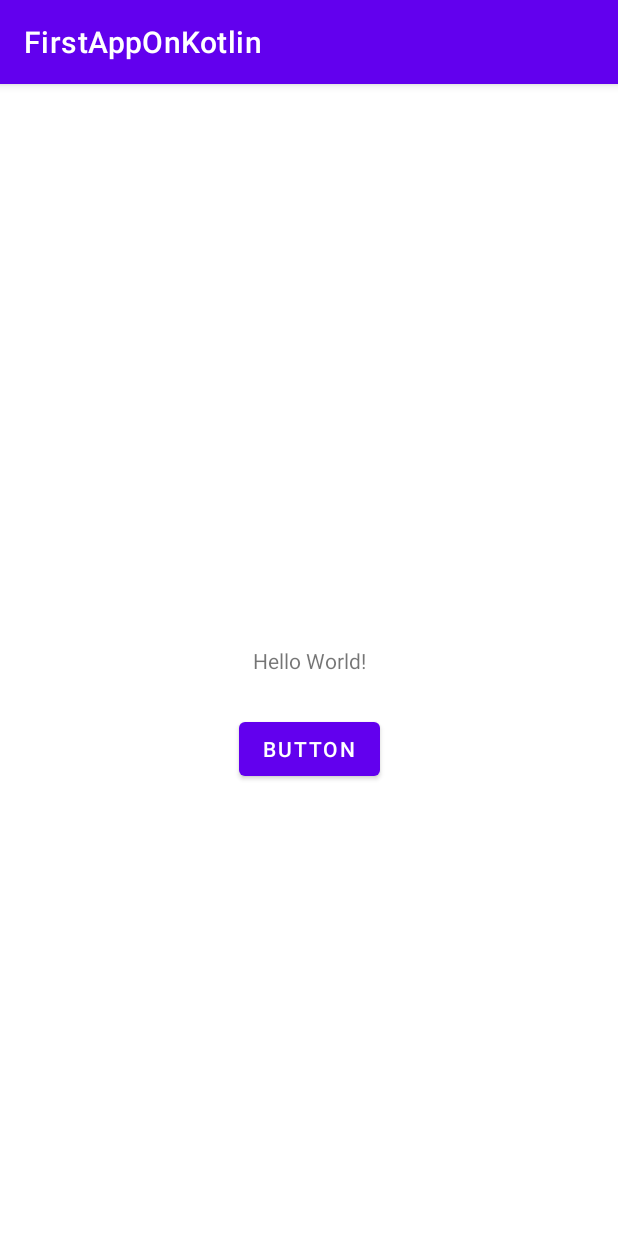
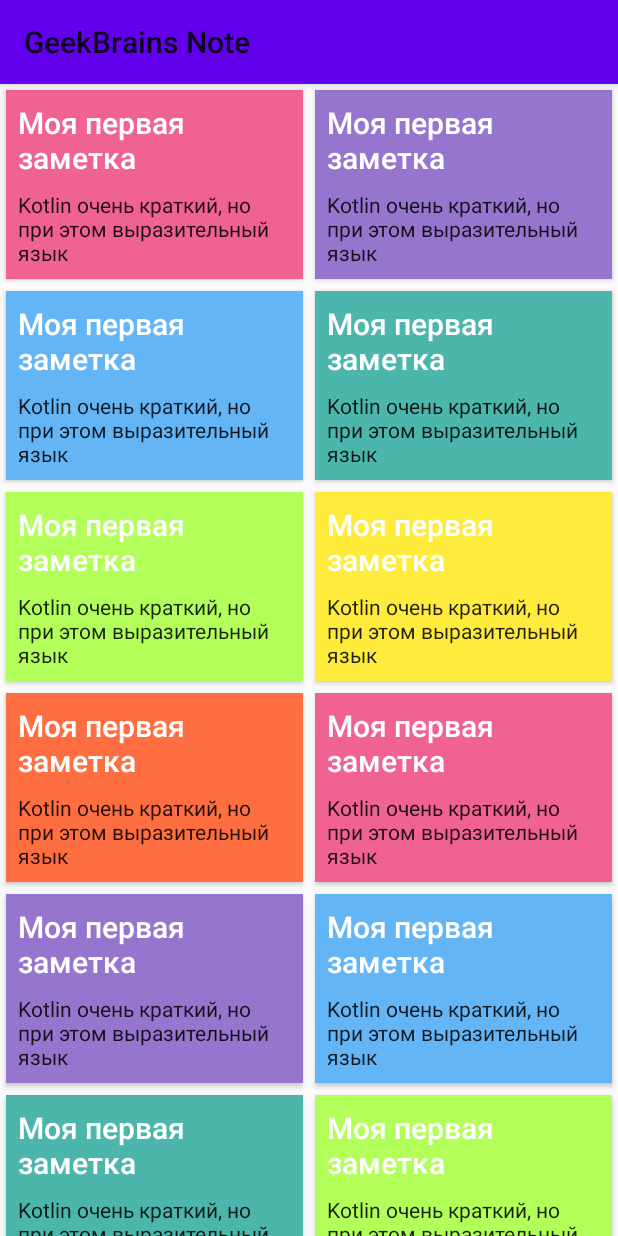
Before and after one commit to buntlit/kotlin_start, an Android app: the screen it shows after launch (MainActivity), on a phone screen of 412 x 824 dp. Run offline under Robolectric (Android 15) with nearby library versions, the phone set to English and light mode, and no system bars.

Commit message:
Homework Lesson 2

```diff
--- a/FirstAppOnKotlin/app/build.gradle
+++ b/FirstAppOnKotlin/app/build.gradle
@@ -30,10 +30,13 @@ android {
     kotlinOptions {
         jvmTarget = '1.8'
     }
+
+    buildFeatures {
+        viewBinding = true
+    }
 }
 
 dependencies {
-
     implementation 'androidx.core:core-ktx:1.7.0'
     implementation 'androidx.appcompat:appcompat:1.6.1'
     implementation 'com.google.android.material:material:1.8.0'
--- a/FirstAppOnKotlin/app/src/main/AndroidManifest.xml
+++ b/FirstAppOnKotlin/app/src/main/AndroidManifest.xml
@@ -12,7 +12,7 @@
         android:theme="@style/Theme.FirstAppOnKotlin"
         tools:targetApi="31">
         <activity
-            android:name=".MainActivity"
+            android:name=".ui.main.MainActivity"
             android:exported="true">
             <intent-filter>
                 <action android:name="android.intent.action.MAIN" />
--- a/FirstAppOnKotlin/app/src/main/java/com/example/firstapponkotlin/MainActivity.kt
+++ /dev/null
@@ -1,18 +0,0 @@
-package com.example.firstapponkotlin
-
-import androidx.appcompat.app.AppCompatActivity
-import android.os.Bundle
-import android.widget.Button
-import android.widget.Toast
-
-class MainActivity : AppCompatActivity() {
-    override fun onCreate(savedInstanceState: Bundle?) {
-        super.onCreate(savedInstanceState)
-        setContentView(R.layout.activity_main)
-
-        val button = findViewById<Button>(R.id.button)
-        button.setOnClickListener {
-            Toast.makeText(applicationContext, "Button clicked", Toast.LENGTH_LONG).show()
-        }
-    }
-}
--- /dev/null
+++ b/FirstAppOnKotlin/app/src/main/java/com/example/firstapponkotlin/adapter/NoteAdapter.kt
@@ -0,0 +1,45 @@
+package com.example.firstapponkotlin.adapter
+
+import android.view.LayoutInflater
+import android.view.ViewGroup
+import androidx.recyclerview.widget.DiffUtil
+import androidx.recyclerview.widget.ListAdapter
+import androidx.recyclerview.widget.RecyclerView
+import com.example.firstapponkotlin.data.Note
+import com.example.firstapponkotlin.databinding.ItemNoteBinding
+
+val DIFF_UTIL: DiffUtil.ItemCallback<Note> = object : DiffUtil.ItemCallback<Note>() {
+    override fun areItemsTheSame(oldItem: Note, newItem: Note): Boolean {
+        return oldItem == newItem
+    }
+
+    override fun areContentsTheSame(oldItem: Note, newItem: Note): Boolean {
+        return true
+    }
+}
+
+class NoteAdapter : ListAdapter<Note, NoteAdapter.NoteViewHolder>(DIFF_UTIL) {
+
+    override fun onCreateViewHolder(parent: ViewGroup, viewType: Int): NoteViewHolder {
+        val layoutInflater = LayoutInflater.from(parent.context)
+        val noteBinding = ItemNoteBinding.inflate(layoutInflater, parent, false)
+        return NoteViewHolder(noteBinding)
+
+    }
+
+    override fun onBindViewHolder(holder: NoteViewHolder, position: Int) {
+        holder.bind(getItem(position))
+    }
+
+    class NoteViewHolder(private val noteBinding: ItemNoteBinding) :
+        RecyclerView.ViewHolder(noteBinding.root) {
+
+        fun bind(notes: Note) {
+            with(notes) {
+                noteBinding.title.text = title
+                noteBinding.body.text = note
+                noteBinding.root.setBackgroundColor(color)
+            }
+        }
+    }
+}
--- /dev/null
+++ b/FirstAppOnKotlin/app/src/main/java/com/example/firstapponkotlin/data/Note.kt
@@ -0,0 +1,3 @@
+package com.example.firstapponkotlin.data
+
+class Note (val title: String, val note: String, val color: Int)
--- /dev/null
+++ b/FirstAppOnKotlin/app/src/main/java/com/example/firstapponkotlin/data/NotesRepository.kt
@@ -0,0 +1,5 @@
+package com.example.firstapponkotlin.data
+
+interface NotesRepository {
+    fun getAllNotes():List<Note>
+}
--- /dev/null
+++ b/FirstAppOnKotlin/app/src/main/java/com/example/firstapponkotlin/data/Repository.kt
@@ -0,0 +1,83 @@
+package com.example.firstapponkotlin.data
+
+object Repository: NotesRepository {
+
+    val notes: List<Note> = listOf(
+        Note(
+            "Моя первая заметка",
+            "Kotlin очень краткий, но при этом выразительный язык",
+            0xfff06292.toInt()
+        ),
+        Note(
+            "Моя первая заметка",
+            "Kotlin очень краткий, но при этом выразительный язык",
+            0xff9575cd.toInt()
+        ),
+        Note(
+            "Моя первая заметка",
+            "Kotlin очень краткий, но при этом выразительный язык",
+            0xff64b5f6.toInt()
+        ),
+        Note(
+            "Моя первая заметка",
+            "Kotlin очень краткий, но при этом выразительный язык",
+            0xff4db6ac.toInt()
+        ),
+        Note(
+            "Моя первая заметка",
+            "Kotlin очень краткий, но при этом выразительный язык",
+            0xffb2ff59.toInt()
+        ),
+        Note(
+            "Моя первая заметка",
+            "Kotlin очень краткий, но при этом выразительный язык",
+            0xffffeb3b.toInt()
+        ),
+        Note(
+            "Моя первая заметка",
+            "Kotlin очень краткий, но при этом выразительный язык",
+            0xffff6e40.toInt()
+        ),
+
+        Note(
+            "Моя первая заметка",
+            "Kotlin очень краткий, но при этом выразительный язык",
+            0xfff06292.toInt()
+        ),
+        Note(
+            "Моя первая заметка",
+            "Kotlin очень краткий, но при этом выразительный язык",
+            0xff9575cd.toInt()
+        ),
+        Note(
+            "Моя первая заметка",
+            "Kotlin очень краткий, но при этом выразительный язык",
+            0xff64b5f6.toInt()
+        ),
+        Note(
+            "Моя первая заметка",
+            "Kotlin очень краткий, но при этом выразительный язык",
+            0xff4db6ac.toInt()
+        ),
+        Note(
+            "Моя первая заметка",
+            "Kotlin очень краткий, но при этом выразительный язык",
+            0xffb2ff59.toInt()
+        ),
+        Note(
+            "Моя первая заметка",
+            "Kotlin очень краткий, но при этом выразительный язык",
+            0xffffeb3b.toInt()
+        ),
+        Note(
+            "Моя первая заметка",
+            "Kotlin очень краткий, но при этом выразительный язык",
+            0xffff6e40.toInt()
+        )
+    )
+
+    override fun getAllNotes(): List<Note> {
+        return notes
+    }
+
+}
--- /dev/null
+++ b/FirstAppOnKotlin/app/src/main/java/com/example/firstapponkotlin/presentation/MainViewModel.kt
@@ -0,0 +1,19 @@
+package com.example.firstapponkotlin.presentation
+
+import androidx.lifecycle.LiveData
+import androidx.lifecycle.MutableLiveData
+import androidx.lifecycle.ViewModel
+import com.example.firstapponkotlin.data.Repository
+
+class MainViewModel: ViewModel() {
+
+    private val viewStateLiveData = MutableLiveData<MainViewState>(MainViewState.EMPTY)
+
+    init {
+        val notes = Repository.getAllNotes()
+        viewStateLiveData.value = MainViewState.Value(notes)
+    }
+
+    fun observeViewState(): LiveData<MainViewState> = viewStateLiveData
+
+}
--- /dev/null
+++ b/FirstAppOnKotlin/app/src/main/java/com/example/firstapponkotlin/presentation/MainViewState.kt
@@ -0,0 +1,8 @@
+package com.example.firstapponkotlin.presentation
+
+import com.example.firstapponkotlin.data.Note
+
+sealed class MainViewState {
+    data class Value(val notes: List<Note>) : MainViewState()
+    object EMPTY: MainViewState()
+}
--- /dev/null
+++ b/FirstAppOnKotlin/app/src/main/java/com/example/firstapponkotlin/ui/main/MainActivity.kt
@@ -0,0 +1,13 @@
+package com.example.firstapponkotlin.ui.main
+
+import androidx.appcompat.app.AppCompatActivity
+import android.os.Bundle
+import com.example.firstapponkotlin.R
+
+class MainActivity : AppCompatActivity() {
+
+    override fun onCreate(savedInstanceState: Bundle?) {
+        super.onCreate(savedInstanceState)
+        setContentView(R.layout.activity_main)
+    }
+}
--- /dev/null
+++ b/FirstAppOnKotlin/app/src/main/java/com/example/firstapponkotlin/ui/main/MainFragment.kt
@@ -0,0 +1,51 @@
+package com.example.firstapponkotlin.ui.main
+
+import android.os.Bundle
+import android.view.LayoutInflater
+import android.view.View
+import android.view.ViewGroup
+import androidx.fragment.app.Fragment
+import androidx.lifecycle.ViewModelProvider
+import com.example.firstapponkotlin.R
+import com.example.firstapponkotlin.adapter.NoteAdapter
+import com.example.firstapponkotlin.databinding.ActivityMainBinding
+import com.example.firstapponkotlin.databinding.MainFragmentBinding
+import com.example.firstapponkotlin.presentation.MainViewModel
+import com.example.firstapponkotlin.presentation.MainViewState
+
+class MainFragment : Fragment(R.layout.main_fragment) {
+
+    private val viewMode by lazy(LazyThreadSafetyMode.NONE) {
+        ViewModelProvider(this)[MainViewModel::class.java]
+    }
+
+    private var _binding: MainFragmentBinding? = null
+    private val binding get() = _binding!!
+
+    override fun onCreateView(
+        inflater: LayoutInflater,
+        container: ViewGroup?,
+        savedInstanceState: Bundle?
+    ): View? {
+        _binding = MainFragmentBinding.inflate(inflater, container, false)
+        val view = binding.root
+        return view
+    }
+
+    override fun onViewCreated(view: View, savedInstanceState: Bundle?) {
+        super.onViewCreated(view, savedInstanceState)
+
+        val adapter = NoteAdapter()
+        binding.mainRecycler.adapter = adapter
+
+        viewMode.observeViewState().observe(viewLifecycleOwner) {
+            when (it) {
+                is MainViewState.Value -> {
+                    adapter.submitList(it.notes)
+                }
+                MainViewState.EMPTY -> Unit
+            }
+        }
+
+    }
+}
--- a/FirstAppOnKotlin/app/src/main/res/layout/activity_main.xml
+++ b/FirstAppOnKotlin/app/src/main/res/layout/activity_main.xml
@@ -1,29 +1,9 @@
 <?xml version="1.0" encoding="utf-8"?>
-<androidx.constraintlayout.widget.ConstraintLayout xmlns:android="http://schemas.android.com/apk/res/android"
+<androidx.fragment.app.FragmentContainerView xmlns:android="http://schemas.android.com/apk/res/android"
     xmlns:app="http://schemas.android.com/apk/res-auto"
-    xmlns:tools="http://schemas.android.com/tools"
+    android:id="@+id/fragment_container_view"
     android:layout_width="match_parent"
     android:layout_height="match_parent"
-    tools:context=".MainActivity">
-
-    <TextView
-        android:id="@+id/textView"
-        android:layout_width="wrap_content"
-        android:layout_height="wrap_content"
-        android:text="Hello World!"
-        app:layout_constraintBottom_toBottomOf="parent"
-        app:layout_constraintEnd_toEndOf="parent"
-        app:layout_constraintStart_toStartOf="parent"
-        app:layout_constraintTop_toTopOf="parent" />
-
-    <Button
-        android:id="@+id/button"
-        android:layout_width="wrap_content"
-        android:layout_height="wrap_content"
-        android:layout_marginTop="25dp"
-        android:text="Button"
-        app:layout_constraintEnd_toEndOf="parent"
-        app:layout_constraintStart_toStartOf="parent"
-        app:layout_constraintTop_toBottomOf="@+id/textView" />
-
-</androidx.constraintlayout.widget.ConstraintLayout>
+    android:name="com.example.firstapponkotlin.ui.main.MainFragment"
+    android:tag="my_tag">
+</androidx.fragment.app.FragmentContainerView>
--- /dev/null
+++ b/FirstAppOnKotlin/app/src/main/res/layout/item_note.xml
@@ -0,0 +1,37 @@
+<?xml version="1.0" encoding="utf-8"?>
+<androidx.cardview.widget.CardView xmlns:android="http://schemas.android.com/apk/res/android"
+    xmlns:tools="http://schemas.android.com/tools"
+    android:layout_width="match_parent"
+    android:layout_height="wrap_content"
+    android:layout_marginEnd="@dimen/margin_end_card"
+    android:layout_marginStart="@dimen/margin_start_card"
+    android:layout_marginTop="@dimen/margin_top_card"
+    android:layout_marginBottom="@dimen/margin_bottom_card"
+    tools:backgroundTint="@android:color/holo_purple">
+
+    <LinearLayout
+        android:layout_width="match_parent"
+        android:layout_height="match_parent"
+        android:orientation="vertical" >
+
+        <TextView
+            android:id="@+id/title"
+            style="@style/TextAppearance.AppCompat.Title.Inverse"
+            android:layout_width="match_parent"
+            android:layout_height="wrap_content"
+            android:layout_marginEnd="@dimen/margin_end_text"
+            android:layout_marginStart="@dimen/margin_start_text"
+            android:layout_marginTop="@dimen/margin_top_text"
+            tools:text="@string/title_text" />
+
+        <TextView
+            android:id="@+id/body"
+            style="@style/TextAppearance.AppCompat"
+            android:layout_width="match_parent"
+            android:layout_height="wrap_content"
+            android:layout_margin="@dimen/margin_text"
+            tools:text="@string/body_text" />
+
+    </LinearLayout>
+
+</androidx.cardview.widget.CardView>
--- /dev/null
+++ b/FirstAppOnKotlin/app/src/main/res/layout/main_fragment.xml
@@ -0,0 +1,32 @@
+<?xml version="1.0" encoding="utf-8"?>
+<androidx.coordinatorlayout.widget.CoordinatorLayout xmlns:android="http://schemas.android.com/apk/res/android"
+    xmlns:app="http://schemas.android.com/apk/res-auto"
+    xmlns:tools="http://schemas.android.com/tools"
+    android:fitsSystemWindows="true"
+    android:layout_width="match_parent"
+    android:layout_height="match_parent">
+
+    <com.google.android.material.appbar.AppBarLayout
+        android:id="@+id/appbar"
+        android:layout_width="match_parent"
+        android:layout_height="wrap_content">
+
+        <androidx.appcompat.widget.Toolbar
+            android:id="@+id/toolbar"
+            android:layout_width="match_parent"
+            android:layout_height="wrap_content"
+            app:title="GeekBrains Note"
+            app:layout_scrollFlags="scroll|enterAlways" />
+
+    </com.google.android.material.appbar.AppBarLayout>
+
+    <androidx.recyclerview.widget.RecyclerView
+        android:id="@+id/mainRecycler"
+        android:layout_width="match_parent"
+        android:layout_height="match_parent"
+        app:layoutManager="androidx.recyclerview.widget.GridLayoutManager"
+        app:spanCount="2"
+        app:layout_behavior="@string/appbar_scrolling_view_behavior"
+        tools:listitem="@layout/item_note" />
+
+</androidx.coordinatorlayout.widget.CoordinatorLayout>
--- a/FirstAppOnKotlin/app/src/main/res/values-night/themes.xml
+++ b/FirstAppOnKotlin/app/src/main/res/values-night/themes.xml
@@ -1,6 +1,6 @@
 <resources xmlns:tools="http://schemas.android.com/tools">
     <!-- Base application theme. -->
-    <style name="Theme.FirstAppOnKotlin" parent="Theme.MaterialComponents.DayNight.DarkActionBar">
+    <style name="Theme.FirstAppOnKotlin" parent="Theme.AppCompat.Light.NoActionBar">
         <!-- Primary brand color. -->
         <item name="colorPrimary">@color/purple_200</item>
         <item name="colorPrimaryVariant">@color/purple_700</item>
--- /dev/null
+++ b/FirstAppOnKotlin/app/src/main/res/values/dimens.xml
@@ -0,0 +1,12 @@
+<?xml version="1.0" encoding="utf-8"?>
+<resources>
+    <dimen name="margin_end_card">4dp</dimen>
+    <dimen name="margin_start_card">4dp</dimen>
+    <dimen name="margin_top_card">4dp</dimen>
+    <dimen name="margin_bottom_card">4dp</dimen>
+    <dimen name="margin_end_text">8dp</dimen>
+    <dimen name="margin_start_text">8dp</dimen>
+    <dimen name="margin_top_text">8dp</dimen>
+    <dimen name="margin_bottom_text">8dp</dimen>
+    <dimen name="margin_text">8dp</dimen>
+</resources>
--- a/FirstAppOnKotlin/app/src/main/res/values/strings.xml
+++ b/FirstAppOnKotlin/app/src/main/res/values/strings.xml
@@ -1,3 +1,5 @@
 <resources>
     <string name="app_name">FirstAppOnKotlin</string>
+    <string name="title_text">Geekbrains + Kotlin forever</string>
+    <string name="body_text">Я Kotlin бы выучил только за то, что на нем разрабатывал Вортон!</string>
 </resources>
--- a/FirstAppOnKotlin/app/src/main/res/values/themes.xml
+++ b/FirstAppOnKotlin/app/src/main/res/values/themes.xml
@@ -1,6 +1,6 @@
 <resources xmlns:tools="http://schemas.android.com/tools">
     <!-- Base application theme. -->
-    <style name="Theme.FirstAppOnKotlin" parent="Theme.MaterialComponents.DayNight.DarkActionBar">
+    <style name="Theme.FirstAppOnKotlin" parent="Theme.AppCompat.Light.NoActionBar">
         <!-- Primary brand color. -->
         <item name="colorPrimary">@color/purple_500</item>
         <item name="colorPrimaryVariant">@color/purple_700</item>
```
